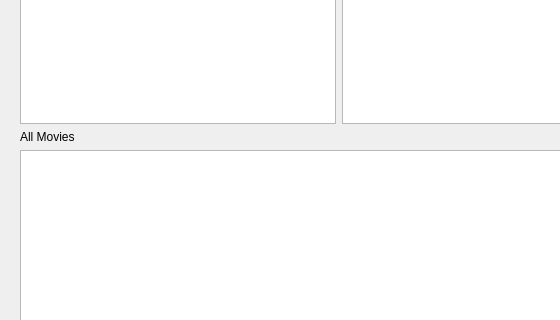
Old version of the form Layouts/detail.ui in the repository snakept/imdb_software_actors; both pictures show x 0 to 560 and y 312 to 632 of the 1000 by 800 pixel window.
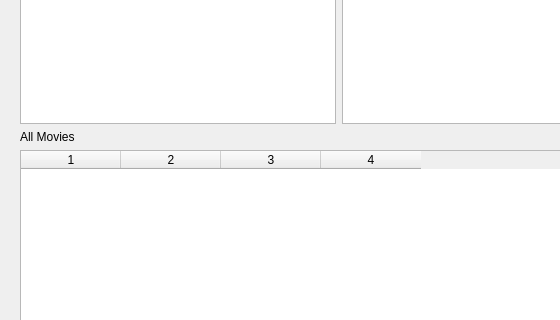
New version of the form.

What changed in the file:
```diff
--- a/Layouts/detail.ui
+++ b/Layouts/detail.ui
@@ -215,25 +215,14 @@
        </widget>
       </item>
       <item>
-       <widget class="QTableView" name="moviesTableView">
-        <property name="cornerButtonEnabled">
-         <bool>false</bool>
+       <widget class="QTableWidget" name="moviesTableView">
+        <property name="columnCount">
+         <number>4</number>
         </property>
-        <attribute name="horizontalHeaderMinimumSectionSize">
-         <number>30</number>
-        </attribute>
-        <attribute name="verticalHeaderVisible">
-         <bool>false</bool>
-        </attribute>
-        <attribute name="verticalHeaderDefaultSectionSize">
-         <number>0</number>
-        </attribute>
-        <attribute name="verticalHeaderHighlightSections">
-         <bool>false</bool>
-        </attribute>
-        <attribute name="verticalHeaderMinimumSectionSize">
-         <number>0</number>
-        </attribute>
+        <column/>
+        <column/>
+        <column/>
+        <column/>
        </widget>
       </item>
      </layout>
```
